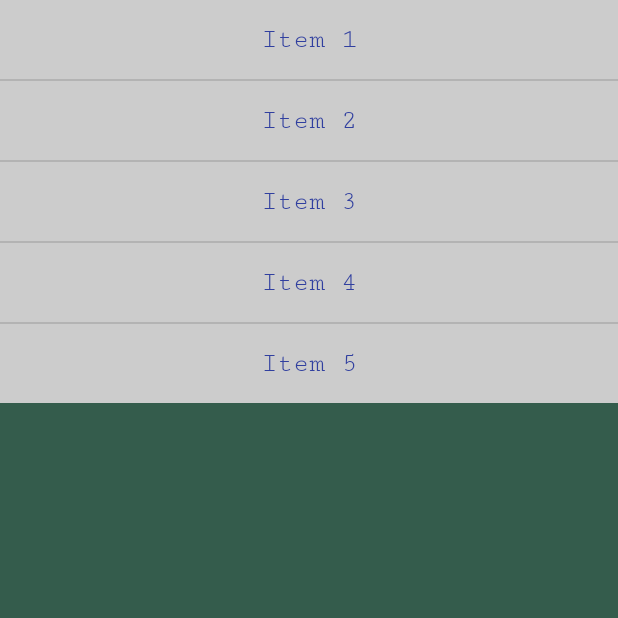
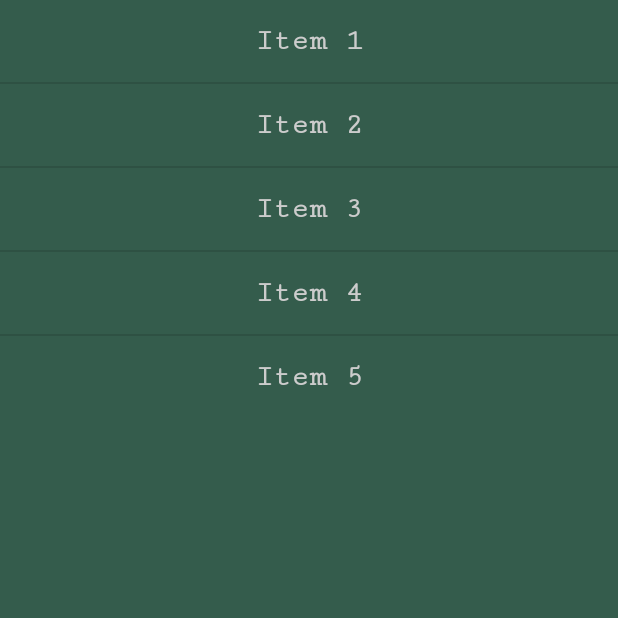
Before and after one commit to Alvimm/m4n3, an Android app: the screen it shows after launch (MainActivity), on a phone screen of 412 x 824 dp, the top half of it. Run offline under Robolectric (Android 15) with nearby library versions, the phone set to English and light mode, and no system bars.

Commit message:
Update AndroidManifest.xml and layout files

```diff
--- a/app/src/main/AndroidManifest.xml
+++ b/app/src/main/AndroidManifest.xml
@@ -1,8 +1,8 @@
 <?xml version="1.0" encoding="utf-8"?>
-<manifest xmlns:android="http://schemas.android.com/apk/res/android">
-    <uses-permission android:name="android.permission.BODY_SENSORS"/>
+<manifest xmlns:tools="http://schemas.android.com/tools"
+    xmlns:android="http://schemas.android.com/apk/res/android">
+    <uses-permission android:name="android.permission.RECORD_AUDIO" />
     <uses-permission android:name="android.permission.WAKE_LOCK"/>
-    <uses-permission android:name="android.permission.INTERNET"/>
     <uses-permission android:name="android.permission.MODIFY_AUDIO_SETTINGS"/>
 
     <uses-feature android:name="android.hardware.type.watch" />
--- a/app/src/main/res/layout/activity_main.xml
+++ b/app/src/main/res/layout/activity_main.xml
@@ -7,7 +7,7 @@
 
     <ListView
         android:id="@+id/listView"
-        android:background="@color/colorPrimary"
+        android:background="@color/backgroundColor"
         android:layout_width="match_parent"
         android:layout_height="wrap_content" />
 
--- a/app/src/main/res/layout/list_item.xml
+++ b/app/src/main/res/layout/list_item.xml
@@ -3,7 +3,8 @@
         android:layout_width="match_parent"
         android:layout_height="wrap_content"
         android:padding="16dp"
-        android:textSize="18sp"
-        android:textColor="@color/colorPrimaryDark"
+        android:textSize="20sp"
+        android:textColor="@color/textColor"
         android:fontFamily="serif-monospace"
+        android:textFontWeight="700"
         android:gravity="center" />
--- a/app/src/main/res/values/colors.xml
+++ b/app/src/main/res/values/colors.xml
@@ -1,7 +1,5 @@
 <?xml version="1.0" encoding="utf-8"?>
 <resources>
-    <color name="colorPrimary">#ccc</color>
-    <color name="colorPrimaryDark">#303F9F</color>
-    <color name="colorAccent">#FF4081</color>
-    <color name="splashColor">#345C4C</color>
+    <color name="textColor">#ccc</color>
+    <color name="backgroundColor">#345C4C</color>
 </resources>
--- a/app/src/main/res/values/styles.xml
+++ b/app/src/main/res/values/styles.xml
@@ -1,10 +1,7 @@
 <?xml version="1.0" encoding="utf-8"?>
 <resources>
     <style name="AppTheme" parent="Theme.AppCompat.Light.NoActionBar">
-        <!-- Customize your theme here. -->
-        <item name="colorPrimary">@color/colorPrimary</item>
-        <item name="colorPrimaryDark">@color/colorPrimaryDark</item>
-        <item name="colorAccent">@color/colorAccent</item>
-        <item name="android:windowBackground">@color/splashColor</item>
+        <item name="colorPrimary">@color/textColor</item>
+        <item name="android:windowBackground">@color/backgroundColor</item>
     </style>
 </resources>
```
